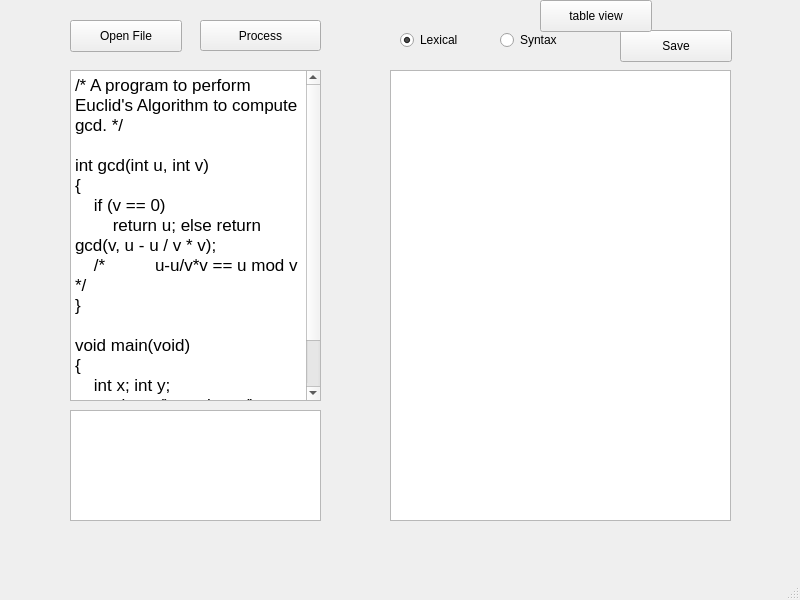
Karl-Han/CompilerProject_Qt, file mainwindow.ui: the form before one commit.
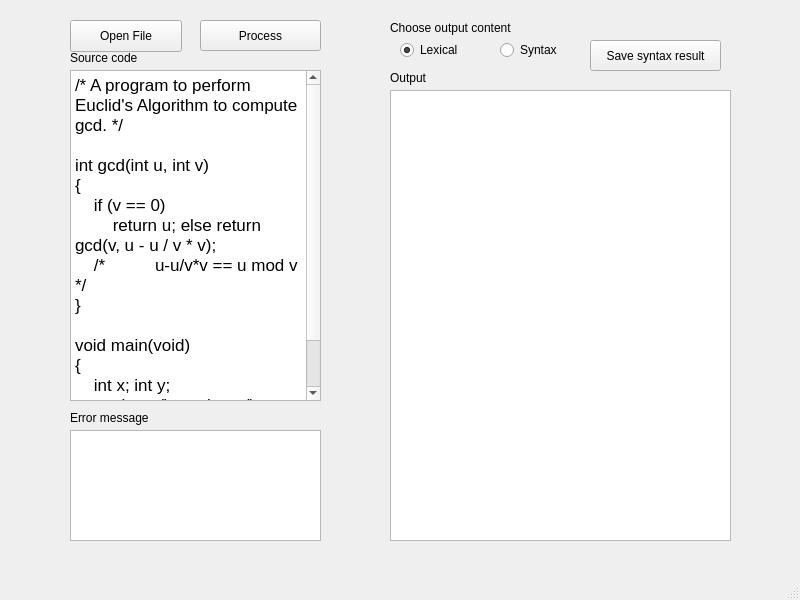
The form after the commit.

Patch:
```diff
--- a/mainwindow.ui
+++ b/mainwindow.ui
@@ -74,9 +74,9 @@
     <property name="geometry">
      <rect>
       <x>390</x>
-      <y>70</y>
+      <y>90</y>
       <width>341</width>
-      <height>441</height>
+      <height>421</height>
      </rect>
     </property>
     <property name="html">
@@ -87,24 +87,11 @@
 &lt;p style=&quot; margin-top:0px; margin-bottom:0px; margin-left:0px; margin-right:0px; -qt-block-indent:0; text-indent:0px;&quot;&gt;This is text browser&lt;/p&gt;&lt;/body&gt;&lt;/html&gt;</string>
     </property>
    </widget>
-   <widget class="QPushButton" name="pushButton">
-    <property name="geometry">
-     <rect>
-      <x>620</x>
-      <y>30</y>
-      <width>112</width>
-      <height>32</height>
-     </rect>
-    </property>
-    <property name="text">
-     <string>Save</string>
-    </property>
-   </widget>
    <widget class="QRadioButton" name="radioButton">
     <property name="geometry">
      <rect>
       <x>400</x>
-      <y>30</y>
+      <y>40</y>
       <width>100</width>
       <height>20</height>
      </rect>
@@ -120,7 +107,7 @@
     <property name="geometry">
      <rect>
       <x>500</x>
-      <y>30</y>
+      <y>40</y>
       <width>100</width>
       <height>20</height>
      </rect>
@@ -133,35 +120,87 @@
     <property name="geometry">
      <rect>
       <x>390</x>
-      <y>70</y>
+      <y>90</y>
       <width>341</width>
       <height>451</height>
      </rect>
     </property>
    </widget>
-   <widget class="QPushButton" name="pushButton_4">
-    <property name="geometry">
-     <rect>
-      <x>540</x>
-      <y>0</y>
-      <width>112</width>
-      <height>32</height>
-     </rect>
-    </property>
-    <property name="text">
-     <string>table view</string>
-    </property>
-   </widget>
    <widget class="QTextBrowser" name="textBrowser_error">
     <property name="geometry">
      <rect>
       <x>70</x>
-      <y>410</y>
+      <y>430</y>
       <width>251</width>
       <height>111</height>
      </rect>
     </property>
    </widget>
+   <widget class="QPushButton" name="pushButton">
+    <property name="geometry">
+     <rect>
+      <x>590</x>
+      <y>40</y>
+      <width>131</width>
+      <height>31</height>
+     </rect>
+    </property>
+    <property name="text">
+     <string>Save syntax result</string>
+    </property>
+   </widget>
+   <widget class="QLabel" name="label">
+    <property name="geometry">
+     <rect>
+      <x>70</x>
+      <y>50</y>
+      <width>91</width>
+      <height>16</height>
+     </rect>
+    </property>
+    <property name="text">
+     <string>Source code</string>
+    </property>
+   </widget>
+   <widget class="QLabel" name="label_2">
+    <property name="geometry">
+     <rect>
+      <x>70</x>
+      <y>410</y>
+      <width>111</width>
+      <height>16</height>
+     </rect>
+    </property>
+    <property name="text">
+     <string>Error message</string>
+    </property>
+   </widget>
+   <widget class="QLabel" name="label_3">
+    <property name="geometry">
+     <rect>
+      <x>390</x>
+      <y>70</y>
+      <width>58</width>
+      <height>16</height>
+     </rect>
+    </property>
+    <property name="text">
+     <string>Output</string>
+    </property>
+   </widget>
+   <widget class="QLabel" name="label_4">
+    <property name="geometry">
+     <rect>
+      <x>390</x>
+      <y>20</y>
+      <width>161</width>
+      <height>16</height>
+     </rect>
+    </property>
+    <property name="text">
+     <string>Choose output content</string>
+    </property>
+   </widget>
   </widget>
   <widget class="QMenuBar" name="menubar">
    <property name="geometry">
```
